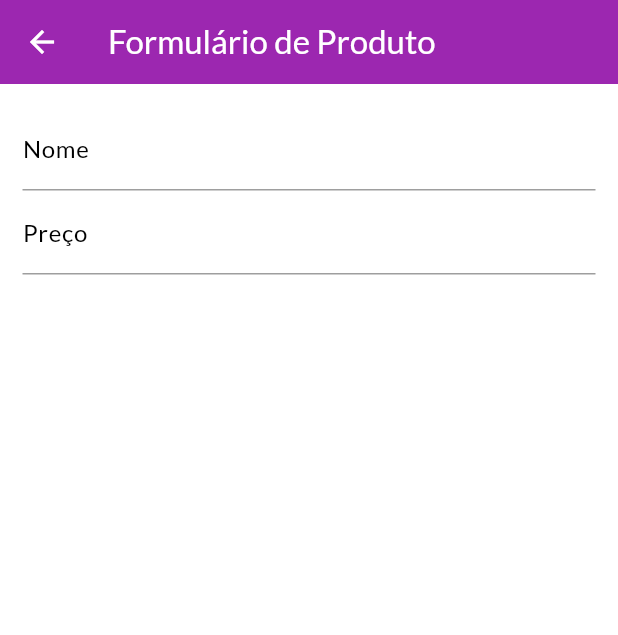
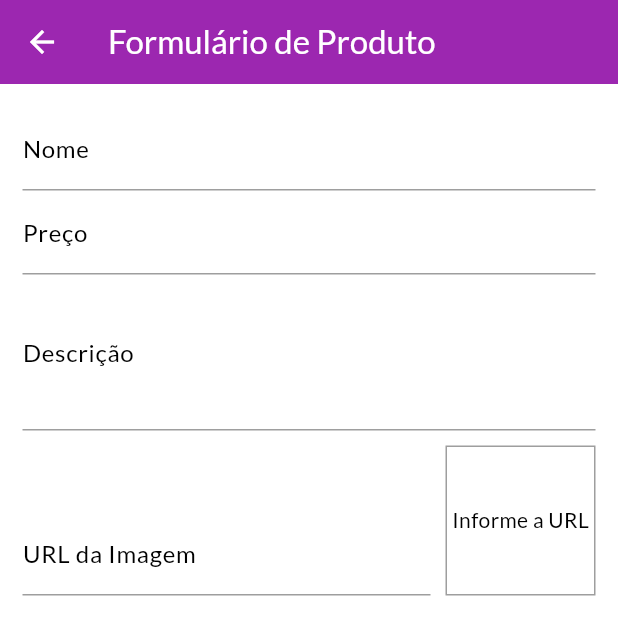
Before and after one commit to luisgs7/shop, a Flutter app: the ProductFormPage screen opened by its route, on a phone screen of 412 x 824 dp. Shown: the top 635 px of the screen. Run offline on Flutter 3.47's test engine with Material 3 defaults, Android fonts, the phone set to English and light mode, and no system bars; network calls fail.

Commit message:
aula 259

```diff
--- a/lib/pages/product_form_page.dart
+++ b/lib/pages/product_form_page.dart
@@ -9,6 +9,31 @@ class ProductFormPage extends StatefulWidget {
 
 class _ProductFormPageState extends State<ProductFormPage> {
   final priceFocus = FocusNode();
+  final descriptionFocus = FocusNode();
+
+  final _imageUrlFocus = FocusNode();
+  final _imageUrlController = TextEditingController();
+
+  @override
+  void initState() {
+    super.initState();
+    _imageUrlFocus.addListener(updateImage);
+  }
+
+  @override
+  void dispose() {
+    super.dispose();
+    priceFocus.dispose();
+    descriptionFocus.dispose();
+
+    _imageUrlController.removeListener(updateImage);
+    _imageUrlFocus.dispose();
+  }
+
+  void updateImage() {
+    print("updateImage...");
+    setState(() {});
+  }
 
   @override
   Widget build(BuildContext context) {
@@ -18,31 +43,83 @@ class _ProductFormPageState extends State<ProductFormPage> {
           backgroundColor: Theme.of(context).colorScheme.primary,
           foregroundColor: Colors.white,
         ),
-      body: Padding(padding: const EdgeInsets.all(15.0), child: Form(
+        body: Padding(
+          padding: const EdgeInsets.all(15.0),
+          child: Form(
             child: ListView(
               children: [
                 TextFormField(
-              decoration: InputDecoration(labelText: 'Nome',
+                    decoration: InputDecoration(
+                        labelText: 'Nome',
                         enabledBorder: UnderlineInputBorder(
                           borderSide: BorderSide(color: Colors.grey),
                         )),
                     textInputAction: TextInputAction.next,
                     onFieldSubmitted: (_) {
                       FocusScope.of(context).requestFocus(priceFocus);
-              }
-            ),
+                    }),
                 TextFormField(
-              decoration: InputDecoration(labelText: 'Preço',
+                    decoration: InputDecoration(
+                        labelText: 'Preço',
                         enabledBorder: UnderlineInputBorder(
                           borderSide: BorderSide(color: Colors.grey),
                         )),
                     focusNode: priceFocus,
-              keyboardType: TextInputType.numberWithOptions(decimal: true),
+                    keyboardType:
+                        TextInputType.numberWithOptions(decimal: true),
                     textInputAction: TextInputAction.next,
+                    onFieldSubmitted: (_) {
+                      FocusScope.of(context).requestFocus(descriptionFocus);
+                    }),
+                TextFormField(
+                  decoration: InputDecoration(
+                      labelText: 'Descrição',
+                      enabledBorder: UnderlineInputBorder(
+                        borderSide: BorderSide(color: Colors.grey),
+                      )),
+                  focusNode: descriptionFocus,
+                  keyboardType: TextInputType.multiline,
+                  maxLines: 3,
+                ),
+                Row(
+                  crossAxisAlignment: CrossAxisAlignment.end,
+                  children: [
+                    Expanded(
+                      child: TextFormField(
+                        decoration: InputDecoration(
+                            labelText: 'URL da Imagem',
+                            enabledBorder: UnderlineInputBorder(
+                              borderSide: BorderSide(color: Colors.grey),
+                            )),
+                        focusNode: _imageUrlFocus,
+                        keyboardType: TextInputType.url,
+                        textInputAction: TextInputAction.done,
+                        onFieldSubmitted: (_) {
+                          FocusScope.of(context).unfocus();
+                        },
+                        controller: _imageUrlController,
+                      ),
+                    ),
+                    Container(
+                      height: 100,
+                      width: 100,
+                      margin: const EdgeInsets.only(top: 10, left: 10),
+                      decoration: BoxDecoration(
+                        border: Border.all(color: Colors.grey, width: 1),
+                      ),
+                      alignment: Alignment.center,
+                      child: _imageUrlController.text.isEmpty
+                      ? const Text('Informe a URL')
+                      : FittedBox(
+                        child: Image.network(_imageUrlController.text),
+                        fit: BoxFit.cover,
+                      )
+                    )
+                  ],
                 )
               ],
             ),
-      ),)
-    );
+          ),
+        ));
   }
 }
```
Lines whose indentation alone changed are shown as unchanged.
